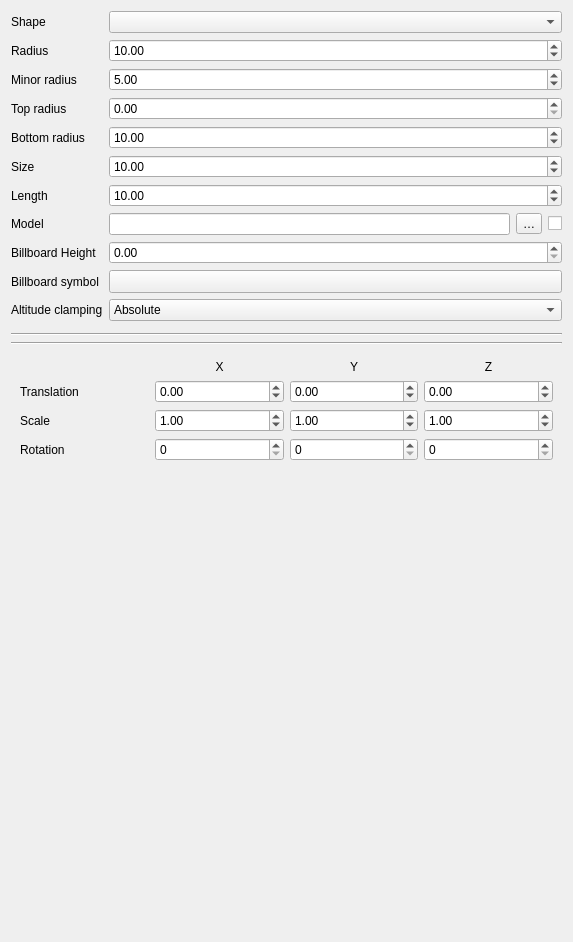
Old version of the form src/ui/3d/point3dsymbolwidget.ui in the repository carsmie/QGIS.
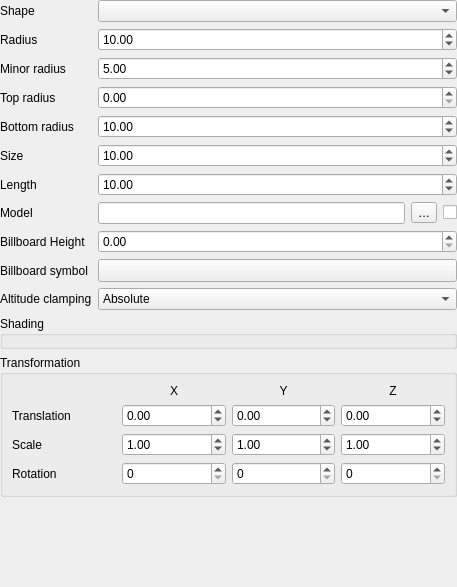
New version of the form. Custom widgets are drawn as their Qt base class.

The edit to the form file:
```diff
--- a/src/ui/3d/point3dsymbolwidget.ui
+++ b/src/ui/3d/point3dsymbolwidget.ui
@@ -6,216 +6,22 @@
    <rect>
     <x>0</x>
     <y>0</y>
-    <width>573</width>
-    <height>942</height>
+    <width>457</width>
+    <height>587</height>
    </rect>
   </property>
   <property name="windowTitle">
    <string>Form</string>
   </property>
   <layout class="QFormLayout" name="formLayout">
-   <item row="0" column="0">
-    <widget class="QLabel" name="label">
-     <property name="text">
-      <string>Shape</string>
+   <property name="margin">
+    <number>0</number>
+   </property>
+   <item row="2" column="0" colspan="2">
+    <widget class="QgsCollapsibleGroupBox" name="transformationWidget">
+     <property name="title">
+      <string>Transformation</string>
      </property>
-    </widget>
-   </item>
-   <item row="0" column="1">
-    <widget class="QComboBox" name="cboShape"/>
-   </item>
-   <item row="1" column="0">
-    <widget class="QLabel" name="labelRadius">
-     <property name="text">
-      <string>Radius</string>
-     </property>
-    </widget>
-   </item>
-   <item row="2" column="0">
-    <widget class="QLabel" name="labelMinorRadius">
-     <property name="text">
-      <string>Minor radius</string>
-     </property>
-    </widget>
-   </item>
-   <item row="2" column="1">
-    <widget class="QgsDoubleSpinBox" name="spinMinorRadius">
-     <property name="maximum">
-      <double>99999.000000000000000</double>
-     </property>
-     <property name="value">
-      <double>5.000000000000000</double>
-     </property>
-    </widget>
-   </item>
-   <item row="3" column="0">
-    <widget class="QLabel" name="labelTopRadius">
-     <property name="text">
-      <string>Top radius</string>
-     </property>
-    </widget>
-   </item>
-   <item row="3" column="1">
-    <widget class="QgsDoubleSpinBox" name="spinTopRadius">
-     <property name="maximum">
-      <double>99999.000000000000000</double>
-     </property>
-    </widget>
-   </item>
-   <item row="4" column="0">
-    <widget class="QLabel" name="labelBottomRadius">
-     <property name="text">
-      <string>Bottom radius</string>
-     </property>
-    </widget>
-   </item>
-   <item row="4" column="1">
-    <widget class="QgsDoubleSpinBox" name="spinBottomRadius">
-     <property name="maximum">
-      <double>99999.000000000000000</double>
-     </property>
-     <property name="value">
-      <double>10.000000000000000</double>
-     </property>
-    </widget>
-   </item>
-   <item row="5" column="0">
-    <widget class="QLabel" name="labelSize">
-     <property name="text">
-      <string>Size</string>
-     </property>
-    </widget>
-   </item>
-   <item row="5" column="1">
-    <widget class="QgsDoubleSpinBox" name="spinSize">
-     <property name="maximum">
-      <double>99999.000000000000000</double>
-     </property>
-     <property name="value">
-      <double>10.000000000000000</double>
-     </property>
-    </widget>
-   </item>
-   <item row="6" column="0">
-    <widget class="QLabel" name="labelLength">
-     <property name="text">
-      <string>Length</string>
-     </property>
-    </widget>
-   </item>
-   <item row="6" column="1">
-    <widget class="QgsDoubleSpinBox" name="spinLength">
-     <property name="maximum">
-      <double>99999.000000000000000</double>
-     </property>
-     <property name="value">
-      <double>10.000000000000000</double>
-     </property>
-    </widget>
-   </item>
-   <item row="7" column="0">
-    <widget class="QLabel" name="labelModel">
-     <property name="text">
-      <string>Model</string>
-     </property>
-    </widget>
-   </item>
-   <item row="7" column="1">
-    <layout class="QHBoxLayout" name="horizontalLayout">
-     <item>
-      <widget class="QLineEdit" name="lineEditModel"/>
-     </item>
-     <item>
-      <widget class="QToolButton" name="btnModel">
-       <property name="text">
-        <string>…</string>
-       </property>
-      </widget>
-     </item>
-     <item>
-      <widget class="QCheckBox" name="cbOverwriteMaterial">
-       <property name="toolTip">
-        <string>Overwrite model material</string>
-       </property>
-       <property name="text">
-        <string/>
-       </property>
-      </widget>
-     </item>
-    </layout>
-   </item>
-   <item row="8" column="0">
-    <widget class="QLabel" name="labelBillboardHeight">
-     <property name="text">
-      <string>Billboard Height</string>
-     </property>
-    </widget>
-   </item>
-   <item row="9" column="0">
-    <widget class="QLabel" name="labelBillboardSymbol">
-     <property name="text">
-      <string>Billboard symbol</string>
-     </property>
-    </widget>
-   </item>
-   <item row="9" column="1">
-    <widget class="QgsSymbolButton" name="btnChangeSymbol">
-     <property name="sizePolicy">
-      <sizepolicy hsizetype="Preferred" vsizetype="Fixed">
-       <horstretch>0</horstretch>
-       <verstretch>0</verstretch>
-      </sizepolicy>
-     </property>
-     <property name="text">
-      <string/>
-     </property>
-    </widget>
-   </item>
-   <item row="10" column="0">
-    <widget class="QLabel" name="labelAltClamping">
-     <property name="text">
-      <string>Altitude clamping</string>
-     </property>
-    </widget>
-   </item>
-   <item row="10" column="1">
-    <widget class="QComboBox" name="cboAltClamping">
-     <item>
-      <property name="text">
-       <string>Absolute</string>
-      </property>
-     </item>
-     <item>
-      <property name="text">
-       <string>Relative</string>
-      </property>
-     </item>
-     <item>
-      <property name="text">
-       <string>Terrain</string>
-      </property>
-     </item>
-    </widget>
-   </item>
-   <item row="11" column="0" colspan="2">
-    <widget class="QgsPhongMaterialWidget" name="widgetMaterial" native="true"/>
-   </item>
-   <item row="12" column="0" colspan="2">
-    <widget class="Line" name="line">
-     <property name="orientation">
-      <enum>Qt::Horizontal</enum>
-     </property>
-    </widget>
-   </item>
-   <item row="13" column="0" colspan="2">
-    <widget class="Line" name="line_2">
-     <property name="orientation">
-      <enum>Qt::Horizontal</enum>
-     </property>
-    </widget>
-   </item>
-   <item row="14" column="0" colspan="2">
-    <widget class="QWidget" name="transformationWidget" native="true">
      <layout class="QGridLayout" name="gridLayout">
       <item row="0" column="1">
        <widget class="QLabel" name="label_5">
@@ -370,22 +176,250 @@
      </layout>
     </widget>
    </item>
-   <item row="1" column="1">
-    <widget class="QgsDoubleSpinBox" name="spinRadius">
-     <property name="maximum">
-      <double>99999.000000000000000</double>
+   <item row="1" column="0" colspan="2">
+    <widget class="QgsCollapsibleGroupBox" name="materialsGroupBox">
+     <property name="title">
+      <string>Shading</string>
      </property>
-     <property name="value">
-      <double>10.000000000000000</double>
-     </property>
+     <layout class="QGridLayout" name="shadingGroup">
+      <property name="margin">
+       <number>0</number>
+      </property>
+      <item row="0" column="0">
+       <widget class="QgsPhongMaterialWidget" name="widgetMaterial" native="true">
+        <property name="enabled">
+         <bool>true</bool>
+        </property>
+        <property name="minimumSize">
+         <size>
+          <width>10</width>
+          <height>10</height>
+         </size>
+        </property>
+       </widget>
+      </item>
+     </layout>
     </widget>
    </item>
-   <item row="8" column="1">
-    <widget class="QDoubleSpinBox" name="spinBillboardHeight">
-     <property name="maximum">
-      <double>99999.000000000000000</double>
+   <item row="0" column="0" colspan="2">
+    <layout class="QGridLayout" name="gridLayout_2">
+     <property name="verticalSpacing">
+      <number>6</number>
      </property>
-    </widget>
+     <item row="1" column="1">
+      <widget class="QgsDoubleSpinBox" name="spinRadius">
+       <property name="maximum">
+        <double>99999.000000000000000</double>
+       </property>
+       <property name="value">
+        <double>10.000000000000000</double>
+       </property>
+      </widget>
+     </item>
+     <item row="10" column="1">
+      <widget class="QComboBox" name="cboAltClamping">
+       <item>
+        <property name="text">
+         <string>Absolute</string>
+        </property>
+       </item>
+       <item>
+        <property name="text">
+         <string>Relative</string>
+        </property>
+       </item>
+       <item>
+        <property name="text">
+         <string>Terrain</string>
+        </property>
+       </item>
+      </widget>
+     </item>
+     <item row="7" column="1">
+      <layout class="QHBoxLayout" name="horizontalLayout">
+       <item>
+        <widget class="QLineEdit" name="lineEditModel"/>
+       </item>
+       <item>
+        <widget class="QToolButton" name="btnModel">
+         <property name="text">
+          <string>…</string>
+         </property>
+        </widget>
+       </item>
+       <item>
+        <widget class="QCheckBox" name="cbOverwriteMaterial">
+         <property name="toolTip">
+          <string>Overwrite model material</string>
+         </property>
+         <property name="text">
+          <string/>
+         </property>
+        </widget>
+       </item>
+      </layout>
+     </item>
+     <item row="1" column="0">
+      <widget class="QLabel" name="labelRadius">
+       <property name="text">
+        <string>Radius</string>
+       </property>
+      </widget>
+     </item>
+     <item row="4" column="0">
+      <widget class="QLabel" name="labelBottomRadius">
+       <property name="text">
+        <string>Bottom radius</string>
+       </property>
+      </widget>
+     </item>
+     <item row="5" column="1">
+      <widget class="QgsDoubleSpinBox" name="spinSize">
+       <property name="maximum">
+        <double>99999.000000000000000</double>
+       </property>
+       <property name="value">
+        <double>10.000000000000000</double>
+       </property>
+      </widget>
+     </item>
+     <item row="7" column="0">
+      <widget class="QLabel" name="labelModel">
+       <property name="text">
+        <string>Model</string>
+       </property>
+      </widget>
+     </item>
+     <item row="3" column="1">
+      <widget class="QgsDoubleSpinBox" name="spinTopRadius">
+       <property name="maximum">
+        <double>99999.000000000000000</double>
+       </property>
+      </widget>
+     </item>
+     <item row="8" column="1">
+      <widget class="QDoubleSpinBox" name="spinBillboardHeight">
+       <property name="maximum">
+        <double>99999.000000000000000</double>
+       </property>
+      </widget>
+     </item>
+     <item row="9" column="0">
+      <widget class="QLabel" name="labelBillboardSymbol">
+       <property name="text">
+        <string>Billboard symbol</string>
+       </property>
+      </widget>
+     </item>
+     <item row="2" column="1">
+      <widget class="QgsDoubleSpinBox" name="spinMinorRadius">
+       <property name="maximum">
+        <double>99999.000000000000000</double>
+       </property>
+       <property name="value">
+        <double>5.000000000000000</double>
+       </property>
+      </widget>
+     </item>
+     <item row="8" column="0">
+      <widget class="QLabel" name="labelBillboardHeight">
+       <property name="text">
+        <string>Billboard Height</string>
+       </property>
+      </widget>
+     </item>
+     <item row="5" column="0">
+      <widget class="QLabel" name="labelSize">
+       <property name="text">
+        <string>Size</string>
+       </property>
+      </widget>
+     </item>
+     <item row="9" column="1">
+      <widget class="QgsSymbolButton" name="btnChangeSymbol">
+       <property name="sizePolicy">
+        <sizepolicy hsizetype="Preferred" vsizetype="Fixed">
+         <horstretch>0</horstretch>
+         <verstretch>0</verstretch>
+        </sizepolicy>
+       </property>
+       <property name="text">
+        <string/>
+       </property>
+      </widget>
+     </item>
+     <item row="2" column="0">
+      <widget class="QLabel" name="labelMinorRadius">
+       <property name="text">
+        <string>Minor radius</string>
+       </property>
+      </widget>
+     </item>
+     <item row="0" column="1">
+      <widget class="QComboBox" name="cboShape"/>
+     </item>
+     <item row="4" column="1">
+      <widget class="QgsDoubleSpinBox" name="spinBottomRadius">
+       <property name="maximum">
+        <double>99999.000000000000000</double>
+       </property>
+       <property name="value">
+        <double>10.000000000000000</double>
+       </property>
+      </widget>
+     </item>
+     <item row="3" column="0">
+      <widget class="QLabel" name="labelTopRadius">
+       <property name="text">
+        <string>Top radius</string>
+       </property>
+      </widget>
+     </item>
+     <item row="0" column="0">
+      <widget class="QLabel" name="label">
+       <property name="text">
+        <string>Shape</string>
+       </property>
+      </widget>
+     </item>
+     <item row="6" column="1">
+      <widget class="QgsDoubleSpinBox" name="spinLength">
+       <property name="maximum">
+        <double>99999.000000000000000</double>
+       </property>
+       <property name="value">
+        <double>10.000000000000000</double>
+       </property>
+      </widget>
+     </item>
+     <item row="10" column="0">
+      <widget class="QLabel" name="labelAltClamping">
+       <property name="text">
+        <string>Altitude clamping</string>
+       </property>
+      </widget>
+     </item>
+     <item row="6" column="0">
+      <widget class="QLabel" name="labelLength">
+       <property name="text">
+        <string>Length</string>
+       </property>
+      </widget>
+     </item>
+    </layout>
+   </item>
+   <item row="3" column="0" colspan="2">
+    <spacer name="verticalSpacer">
+     <property name="orientation">
+      <enum>Qt::Vertical</enum>
+     </property>
+     <property name="sizeHint" stdset="0">
+      <size>
+       <width>20</width>
+       <height>20</height>
+      </size>
+     </property>
+    </spacer>
    </item>
   </layout>
  </widget>
@@ -406,6 +440,12 @@
    <extends>QToolButton</extends>
    <header>qgssymbolbutton.h</header>
   </customwidget>
+  <customwidget>
+   <class>QgsCollapsibleGroupBox</class>
+   <extends>QGroupBox</extends>
+   <header>qgscollapsiblegroupbox.h</header>
+   <container>1</container>
+  </customwidget>
  </customwidgets>
  <tabstops>
   <tabstop>spinRadius</tabstop>
```
Left out of the diff: 177 changed lines with no effect on the pictures.
